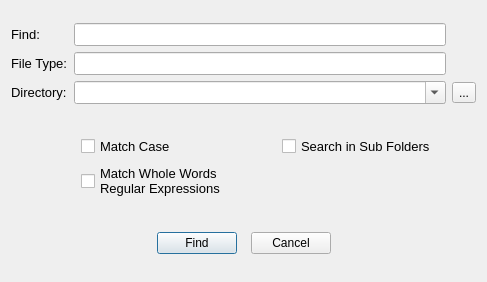
copperspice/diamond, file forms/dialog_advfind.ui: the form before one commit.
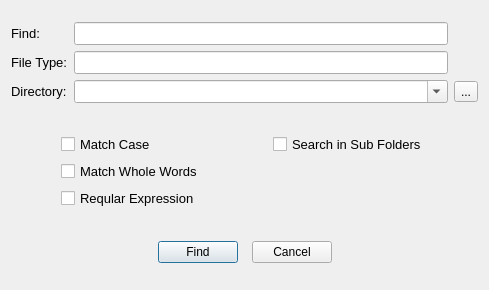
The form after the commit.

Commit message: Seperate match whole words from regular expressions in Advanced Find

The edit to the form file:
```diff
--- a/forms/dialog_advfind.ui
+++ b/forms/dialog_advfind.ui
@@ -5,12 +5,12 @@
   <property name="windowModality">
    <enum>Qt::NonModal</enum>
   </property>
-  <property name="geometry">
+  <property name="geometry" stdset="0">
    <rect>
     <x>0</x>
     <y>0</y>
-    <width>487</width>
-    <height>282</height>
+    <width>489</width>
+    <height>290</height>
    </rect>
   </property>
   <property name="windowTitle">
@@ -140,28 +140,40 @@
        </property>
        <property name="sizeHint" stdset="0">
         <size>
-         <width>70</width>
+         <width>50</width>
          <height>20</height>
         </size>
        </property>
       </spacer>
      </item>
      <item row="0" column="1">
-      <widget class="QCheckBox" name="case_CKB">
-       <property name="minimumSize">
-        <size>
-         <width>140</width>
-         <height>0</height>
-        </size>
-       </property>
-       <property name="font">
-        <font>
-         <pointsize>10</pointsize>
-        </font>
-       </property>
-       <property name="text">
+      <widget class="QCheckBox" name="matchCase_CKB">
+       <property name="text" stdset="0">
         <string>Match Case</string>
        </property>
+       <property name="minimumSize" stdset="0">
+        <size>
+         <width>140</width>
+         <height>0</height>
+        </size>
+       </property>
+       <property name="font" stdset="0">
+        <font>
+         <pointsize>10</pointsize>
+        </font>
+       </property>
+      </widget>
+     </item>
+     <item row="1" column="1">
+      <widget class="QCheckBox" name="wholeWords_CKB">
+       <property name="text" stdset="0">
+        <string>Match Whole Words</string>
+       </property>
+       <property name="font" stdset="0">
+        <font>
+         <pointsize>10</pointsize>
+        </font>
+       </property>
       </widget>
      </item>
      <item row="0" column="2">
@@ -176,17 +188,16 @@
        </property>
       </widget>
      </item>
-     <item row="1" column="1">
-      <widget class="QCheckBox" name="wholeWords_CKB">
-       <property name="font">
+     <item row="2" column="1">
+      <widget class="QCheckBox" name="regexp_CKB">
+       <property name="text" stdset="0">
+        <string>Reqular Expression</string>
+       </property>
+       <property name="font" stdset="0">
         <font>
          <pointsize>10</pointsize>
         </font>
        </property>
-       <property name="text">
-        <string>Match Whole Words
-Regular Expressions </string>
-       </property>
       </widget>
      </item>
     </layout>
```
Left out of the diff: 146 changed lines with no effect on the pictures.
